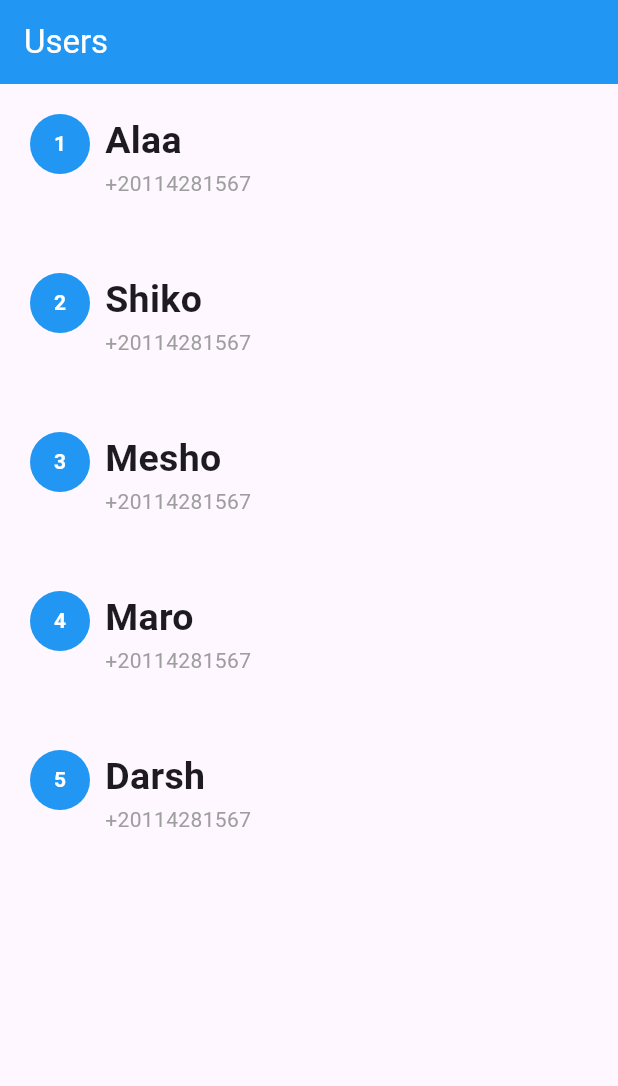
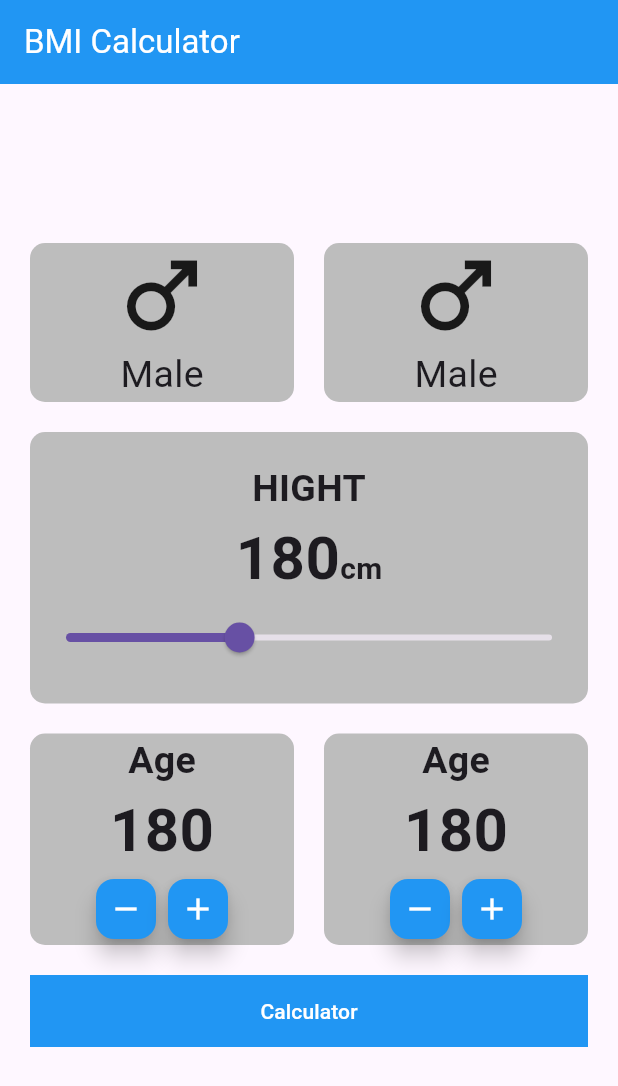
Before and after one commit to alaaashraf6/flutter_learning, a Flutter app: the screen it shows after launch, on a phone screen of 412 x 824 dp. Shown: the top 1086 px of the screen. Run offline on Flutter 3.47's test engine with Material 3 defaults, Android fonts, the light colour scheme and no system bars.

Commit message:
create BMI design

```diff
--- /dev/null
+++ b/lib/BMICalculator/bmi_calculator.dart
@@ -0,0 +1,223 @@
+import 'dart:developer';
+
+import 'package:flutter/material.dart';
+
+class BMICalculator extends StatefulWidget {
+  const BMICalculator({super.key});
+
+  @override
+  State<BMICalculator> createState() => _BMICalculatorState();
+}
+
+class _BMICalculatorState extends State<BMICalculator> {
+  @override
+  Widget build(BuildContext context) {
+    return Scaffold(
+      appBar: AppBar(
+        backgroundColor: Colors.blue,
+        title: const Text(
+          'BMI Calculator',
+          style: TextStyle(color: Colors.white),
+        ),
+      ),
+      body: Padding(
+        padding: const EdgeInsets.all(20),
+        child: Column(
+          mainAxisAlignment: MainAxisAlignment.center,
+          children: [
+            Row(
+              children: [
+                Expanded(
+                  child: Container(
+                    decoration: BoxDecoration(
+                      borderRadius: BorderRadius.circular(10.0),
+                      color: Colors.grey[400],
+                    ),
+                    child: const Column(
+                      children: [
+                        Icon(
+                          Icons.male,
+                          size: 70,
+                        ),
+                        Text(
+                          'Male',
+                          style: TextStyle(fontSize: 25),
+                        )
+                      ],
+                    ),
+                  ),
+                ),
+                const SizedBox(
+                  width: 20,
+                ),
+                Expanded(
+                  child: Container(
+                    decoration: BoxDecoration(
+                      borderRadius: BorderRadius.circular(10.0),
+                      color: Colors.grey[400],
+                    ),
+                    child: const Column(
+                      children: [
+                        Icon(
+                          Icons.male,
+                          size: 70,
+                        ),
+                        Text(
+                          'Male',
+                          style: TextStyle(fontSize: 25),
+                        )
+                      ],
+                    ),
+                  ),
+                )
+              ],
+            ),
+            Container(
+              margin: const EdgeInsets.symmetric(vertical: 20),
+              padding: const EdgeInsets.symmetric(vertical: 20),
+              decoration: BoxDecoration(
+                borderRadius: BorderRadius.circular(10.0),
+                color: Colors.grey[400],
+              ),
+              child: Column(
+                children: [
+                  const Text(
+                    'HIGHT',
+                    style: TextStyle(fontSize: 25, fontWeight: FontWeight.bold),
+                  ),
+                  const Row(
+                    crossAxisAlignment: CrossAxisAlignment.baseline,
+                    textBaseline: TextBaseline.alphabetic,
+                    mainAxisAlignment: MainAxisAlignment.center,
+                    children: [
+                      Text(
+                        '180',
+                        style: TextStyle(
+                            fontSize: 40, fontWeight: FontWeight.bold),
+                      ),
+                      Text(
+                        'cm',
+                        style: TextStyle(
+                            fontSize: 20, fontWeight: FontWeight.bold),
+                      )
+                    ],
+                  ),
+                  Slider(
+                      value: 130.0,
+                      max: 220.0,
+                      min: 80.0,
+                      onChanged: (value) {
+                        log(value.round().toString());
+                      })
+                ],
+              ),
+            ),
+            Row(
+              children: [
+                Expanded(
+                  child: Container(
+                    decoration: BoxDecoration(
+                      borderRadius: BorderRadius.circular(10.0),
+                      color: Colors.grey[400],
+                    ),
+                    child: Column(
+                      children: [
+                        const Text(
+                          'Age',
+                          style: TextStyle(
+                              fontSize: 25, fontWeight: FontWeight.bold),
+                        ),
+                        const Text(
+                          '180',
+                          style: TextStyle(
+                              fontSize: 40, fontWeight: FontWeight.bold),
+                        ),
+                        Row(
+                          mainAxisAlignment: MainAxisAlignment.center,
+                          children: [
+                            FloatingActionButton(
+                              onPressed: () {},
+                              backgroundColor: Colors.blue,
+                              mini: true,
+                              child:
+                                  const Icon(Icons.remove, color: Colors.white),
+                            ),
+                            FloatingActionButton(
+                              onPressed: () {},
+                              backgroundColor: Colors.blue,
+                              mini: true,
+                              child: const Icon(
+                                Icons.add,
+                                color: Colors.white,
+                              ),
+                            )
+                          ],
+                        )
+                      ],
+                    ),
+                  ),
+                ),
+                const SizedBox(
+                  width: 20,
+                ),
+                Expanded(
+                  child: Container(
+                    decoration: BoxDecoration(
+                      borderRadius: BorderRadius.circular(10.0),
+                      color: Colors.grey[400],
+                    ),
+                    child: Column(
+                      children: [
+                        const Text(
+                          'Age',
+                          style: TextStyle(
+                              fontSize: 25, fontWeight: FontWeight.bold),
+                        ),
+                        const Text(
+                          '180',
+                          style: TextStyle(
+                              fontSize: 40, fontWeight: FontWeight.bold),
+                        ),
+                        Row(
+                          mainAxisAlignment: MainAxisAlignment.center,
+                          children: [
+                            FloatingActionButton(
+                              onPressed: () {},
+                              backgroundColor: Colors.blue,
+                              mini: true,
+                              child: const Icon(
+                                Icons.remove,
+                                color: Colors.white,
+                              ),
+                            ),
+                            FloatingActionButton(
+                              onPressed: () {},
+                              backgroundColor: Colors.blue,
+                              mini: true,
+                              child: const Icon(Icons.add, color: Colors.white),
+                            )
+                          ],
+                        )
+                      ],
+                    ),
+                  ),
+                )
+              ],
+            ),
+            Container(
+              color: Colors.blue,
+              width: double.infinity,
+              margin: const EdgeInsets.symmetric(vertical: 20),
+              child: TextButton(
+                  onPressed: () {},
+                  child: const Text(
+                    'Calculator',
+                    style: TextStyle(color: Colors.white),
+                  )),
+            )
+          ],
+        ),
+      ),
+    );
+  }
+}
--- a/lib/main.dart
+++ b/lib/main.dart
@@ -1,4 +1,5 @@
 import 'package:flutter/material.dart';
+import 'package:learning_app_on_udemy/BMICalculator/bmi_calculator.dart';
 import 'package:learning_app_on_udemy/Users/userItem.dart';
 import 'package:learning_app_on_udemy/Users/user_screen.dart';
 import 'package:learning_app_on_udemy/login_screen.dart';
@@ -70,7 +71,8 @@ class MyApp extends StatelessWidget {
         child: Scaffold(
             // body: LoginScreen()
             // body: MassengerScreen()
-            body: UserScreen()),
+            // body: UserScreen()),
+            body: BMICalculator()),
       ),
     );
   }
```
